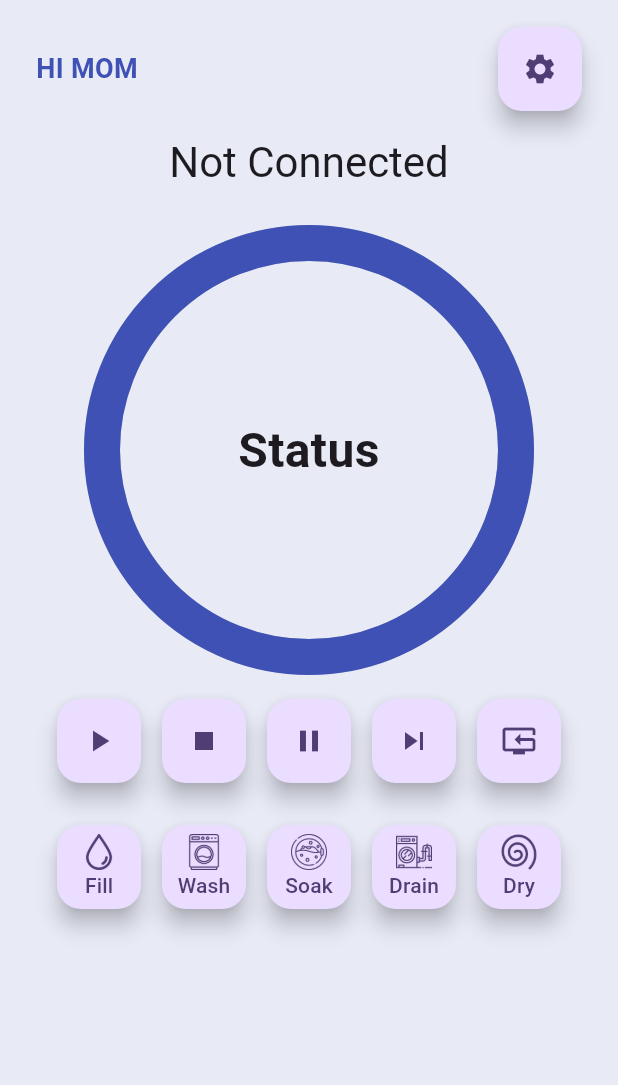
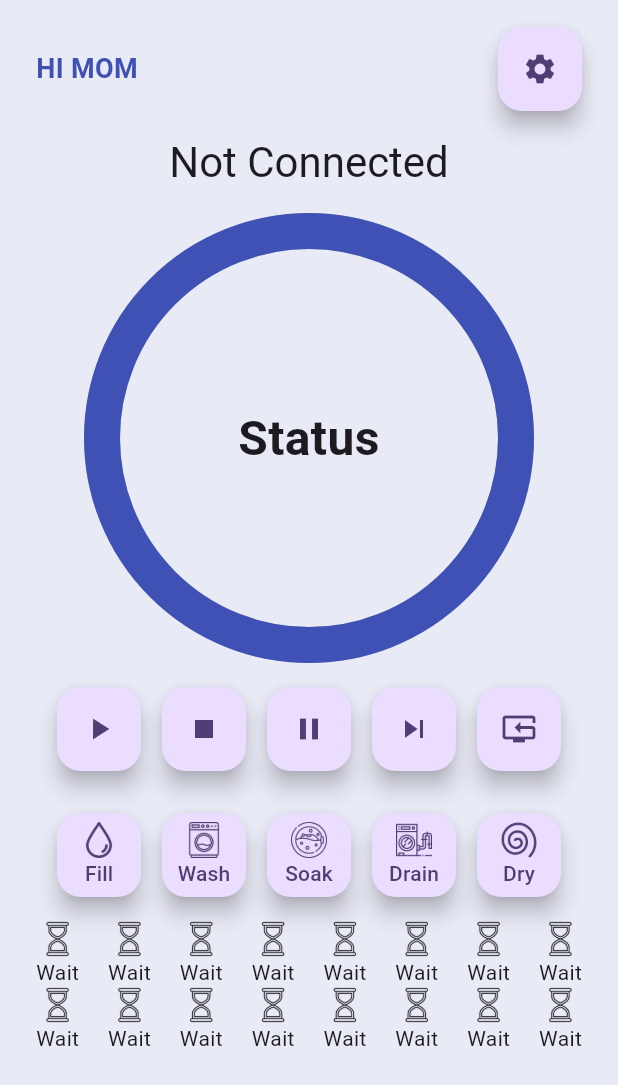
Before and after one commit to HuzaifaIrfan-Mobile/smart-washing-machine-app, a Flutter app: the screen it shows after launch, after a tap on the "reset tv" icon, on a phone screen of 412 x 824 dp. Shown: the top 1085 px of the screen. Run offline on Flutter 3.47's test engine with Material 2 defaults, Android fonts, the light colour scheme and no system bars; drawn by our look-alikes of percent_indicator; our stand-ins replace shared_preferences, wakelock; network calls fail.

Commit message:
task sequence view widget

```diff
--- a/lib/washing_machine/labels.dart
+++ b/lib/washing_machine/labels.dart
@@ -1,13 +1,13 @@
 import 'package:flutter/material.dart';
 
 const washingMachineTasksLabel = <String>[
-  "Waiting",
-  "Filling",
-  "Washing",
-  "Soaking",
-  "Draining",
-  "Drying",
-  "Ending"
+  "Wait",
+  "Fill",
+  "Wash",
+  "Soak",
+  "Drain",
+  "Dry",
+  "End"
 ];
 
 const washingMachineTasksIcons = <ImageIcon>[
--- /dev/null
+++ b/lib/washing_machine/task_sequence_widget.dart
@@ -0,0 +1,42 @@
+import 'package:flutter/material.dart';
+
+import 'labels.dart';
+
+import 'washing_machine.dart';
+
+Widget taskSequenceView() {
+  return Column(
+    children: [
+      Row(
+        mainAxisAlignment: MainAxisAlignment.spaceBetween,
+        children: [
+          for (int x = 0; x < 8; x++) ...[
+            Column(
+              children: [
+                washingMachineTasksIcons[WashingMachine.instance.taskSequence[x]
+                    [0]],
+                Text(washingMachineTasksLabel[
+                    WashingMachine.instance.taskSequence[x][0]]),
+              ],
+            ),
+          ],
+        ],
+      ),
+      Row(
+        mainAxisAlignment: MainAxisAlignment.spaceBetween,
+        children: [
+          for (int x = 8; x < 16; x++) ...[
+            Column(
+              children: [
+                washingMachineTasksIcons[WashingMachine.instance.taskSequence[x]
+                    [0]],
+                Text(washingMachineTasksLabel[
+                    WashingMachine.instance.taskSequence[x][0]]),
+              ],
+            ),
+          ],
+        ],
+      ),
+    ],
+  );
+}
--- a/lib/washing_machine/washing_machine.dart
+++ b/lib/washing_machine/washing_machine.dart
@@ -31,7 +31,7 @@ class WashingMachine {
   String centerLabel = "Status";
   int countDown = 0;
 
-  List taskSequence = [
+  List<List<int>> taskSequence = [
     [0, 60, 0, 0],
     [0, 60, 0, 0],
     [0, 60, 0, 0],
@@ -47,7 +47,7 @@ class WashingMachine {
     [0, 60, 0, 0],
     [0, 60, 0, 0],
     [0, 60, 0, 0],
-    [0, 60, 0, 0]
+    [0, 60, 0, 0],
   ];
 
   String message = "Not Connected";
@@ -109,7 +109,13 @@ class WashingMachine {
 
         taskSequencePointer = jsonResponse["task_sequence_pointer"];
 
-        taskSequence = jsonResponse["task_sequence"];
+        var tmpTaskSequence = jsonResponse["task_sequence"];
+
+        for (int i = 0; i < 16; i++) {
+          for (int j = 0; j < 4; j++) {
+            taskSequence[i][j] = tmpTaskSequence[i][j];
+          }
+        }
 
         debugPrint('$jsonResponse');
       } else {
@@ -127,7 +133,7 @@ class WashingMachine {
     var url = Uri.http(hostname, '/change_washing_machine_task_sequence');
 
     // List data = [tmpTask, tmpCountDown, 0, 0];
-    // List tmpTaskSequence = [
+    //  List<List<int>> tmpTaskSequence = [
     //   [0, 60, 0, 0],
     //   [0, 60, 0, 0],
     //   [0, 60, 0, 0],
@@ -250,12 +256,10 @@ class WashingMachine {
   void refreshCurrentStatus() async {
     var url = Uri.http(hostname, '/current_status');
 
-    // Await the http get response, then decode the json-formatted response.
     try {
       var response = await http.get(url);
       if (response.statusCode == 200) {
         var jsonResponse = jsonDecode(response.body) as Map<String, dynamic>;
-        // _current_status = jsonResponse.toString();
         isRunning = toBool(jsonResponse["is_running"]);
         isHold = toBool(jsonResponse["is_hold"]);
         isLidClosed = toBool(jsonResponse["is_lid_closed"]);
--- a/lib/washing_machine/washing_machine_screen.dart
+++ b/lib/washing_machine/washing_machine_screen.dart
@@ -1,4 +1,5 @@
 import 'package:flutter/material.dart';
+import 'package:smart_washing_machine_app/washing_machine/task_sequence_widget.dart';
 import 'settings/settings_screen.dart';
 import 'dart:async';
 
@@ -22,10 +23,10 @@ class WashingMachineScreenState extends State<WashingMachineScreen> {
   }
 
   void setupRefreshCurrentStatusTimer() {
+    WashingMachine.instance.getTaskSequence();
     Duration period = const Duration(seconds: 1);
     timer = Timer.periodic(period, (arg) {
       WashingMachine.instance.refreshCurrentStatus();
-      // WashingMachine.instance.getTaskSequence();
       setState(() {});
     });
   }
@@ -96,7 +97,7 @@ class WashingMachineScreenState extends State<WashingMachineScreen> {
                 child: ListView(
                   physics: const BouncingScrollPhysics(),
                   children: [
-                    const SizedBox(height: 24),
+                    const SizedBox(height: 16),
                     CircularPercentIndicator(
                       radius: 150,
                       lineWidth: 24,
@@ -141,7 +142,11 @@ class WashingMachineScreenState extends State<WashingMachineScreen> {
                         ),
                         FloatingActionButton(
                           heroTag: "resetMachine",
-                          onPressed: WashingMachine.instance.resetMachine,
+                          onPressed: () {
+                            WashingMachine.instance.refreshCurrentStatus();
+                            WashingMachine.instance.getTaskSequence();
+                            WashingMachine.instance.resetMachine;
+                          },
                           tooltip: 'Reset',
                           child: const Icon(Icons.reset_tv),
                         ),
@@ -203,7 +208,8 @@ class WashingMachineScreenState extends State<WashingMachineScreen> {
                         ),
                       ],
                     ),
-                    const SizedBox(height: 28),
+                    const SizedBox(height: 16),
+                    taskSequenceView(),
                   ],
                 ),
               ),
```
